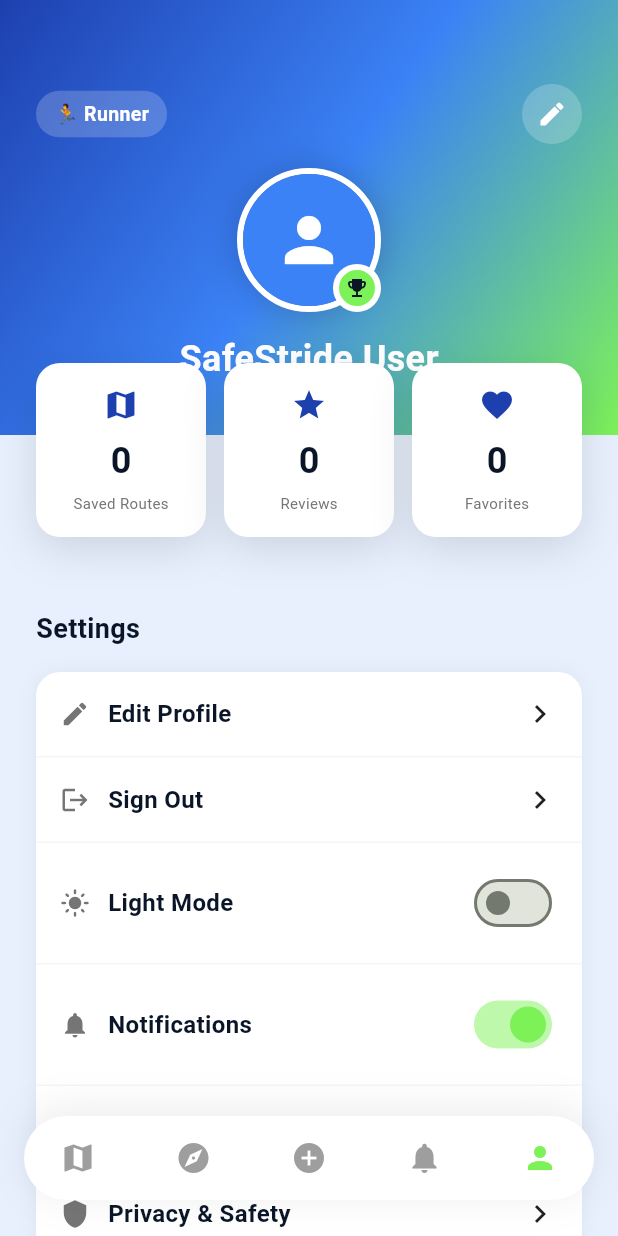
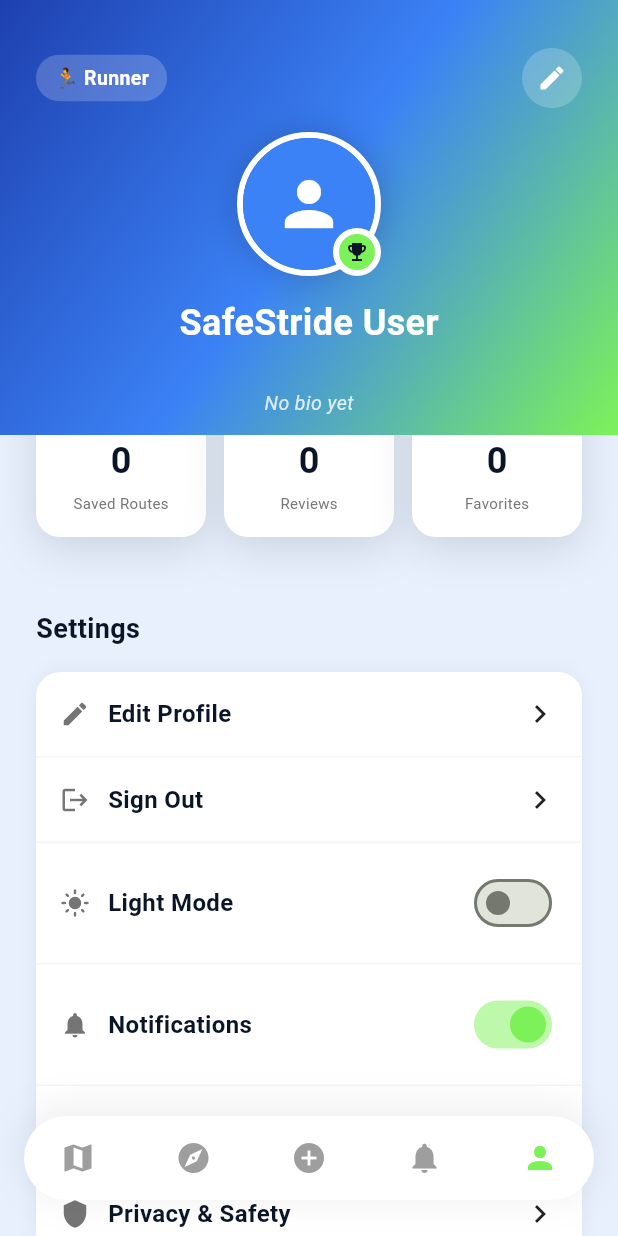
Before and after one commit to kalviumcommunity/S84-0226-SafeStride-Flutter-Firebase-Aura, a Flutter app: the screen it shows once a user with an empty profile is signed in, item 5 of the bottom bar chosen, on a phone screen of 412 x 824 dp. Run offline on Flutter 3.47's test engine with Material 3 defaults, Android fonts, the phone set to English and light mode, and no system bars; our stand-ins replace cloud_firestore, firebase_auth, firebase_core, firebase_storage, flutter_svg, geolocator and 2 more; missing offline and left inert: dart:html; accounts and stored records are empty; Roboto replaces fonts that are missing (Poppins).

Commit message:
feat: Refactor profile screen to dynamically fetch user data and saved routes from Firestore, adding `RouteModel.fromMap`.

```diff
--- a/lib/models/route_model.dart
+++ b/lib/models/route_model.dart
@@ -40,6 +40,26 @@ class RouteModel {
     this.latitude,
     this.longitude,
   });
+
+  factory RouteModel.fromMap(Map<String, dynamic> map) {
+    return RouteModel(
+      id: map['id'] as int? ?? 0,
+      name: map['name'] as String? ?? 'Unknown Route',
+      category: map['category'] as String? ?? 'Mixed',
+      distance: map['distance'] as String? ?? '0 km',
+      safety: map['safety'] as int? ?? 50,
+      lighting: map['lighting'] as String? ?? 'Average',
+      traffic: map['traffic'] as String? ?? 'Average',
+      crowd: map['crowd'] as String? ?? 'Average',
+      reviews: map['reviews'] as int? ?? 0,
+      rating: (map['rating'] as num?)?.toDouble() ?? 0.0,
+      image: map['image'] as String? ?? '',
+      emoji: map['emoji'] as String? ?? '📍',
+      tag: map['tag'] as String?,
+      latitude: (map['latitude'] as num?)?.toDouble(),
+      longitude: (map['longitude'] as num?)?.toDouble(),
+    );
+  }
 }
 
 class Review {
--- a/lib/screens/profile_screen.dart
+++ b/lib/screens/profile_screen.dart
@@ -1,11 +1,12 @@
 import 'package:flutter/material.dart';
 import 'package:firebase_auth/firebase_auth.dart';
 import '../constants/app_colors.dart';
-import '../constants/mock_data.dart';
 import '../models/user_model.dart';
 import '../services/auth_service.dart';
 import '../services/user_preferences_service.dart';
 import 'edit_profile_screen.dart';
+import 'package:cloud_firestore/cloud_firestore.dart';
+import '../models/route_model.dart';
 
 /// Profile tab — streams the user's Firestore profile in real time and renders
 /// stats, settings, and saved routes.
@@ -62,19 +63,227 @@ class _ProfileScreenState extends State<ProfileScreen> {
   // ── Main Body ────────────────────────────────────────────────────────────
   Widget _buildBody(BuildContext context, UserModel user) {
     final dark = widget.isDarkMode;
-    final displayName =
-        user.displayName.isNotEmpty ? user.displayName : 'SafeStride User';
-    final bio = user.bio.isNotEmpty ? user.bio : 'No bio yet';
     final activityLabel =
         user.activityType == 'cyclist' ? '🚴 Cyclist' : '🏃 Runner';
 
     return Scaffold(
       backgroundColor: dark ? AppColors.darkBlue : AppColors.lightBackground,
-      body: Column(
+      body: CustomScrollView(
+        slivers: [
+          // ── Premium Sliver Header ──
+          _buildSliverHeader(context, user, activityLabel, dark),
+
+          // ── Stats Cards Row ──
+          SliverToBoxAdapter(
+            child: Transform.translate(
+              offset: const Offset(0, -48),
+              child: Padding(
+                padding: const EdgeInsets.symmetric(horizontal: 24),
+                child: Row(
                   children: [
-          // ── Header with Gradient ──
-          Container(
-            height: 290,
+                    Expanded(
+                        child: _buildStatCard(
+                            Icons.map, '${user.savedRoutesCount}', 'Saved Routes', dark)),
+                    const SizedBox(width: 12),
+                    Expanded(
+                        child: _buildStatCard(
+                            Icons.star, '${user.reviewsCount}', 'Reviews', dark)),
+                    const SizedBox(width: 12),
+                    Expanded(
+                        child: _buildStatCard(
+                            Icons.favorite, '${user.favoritesCount}', 'Favorites', dark)),
+                  ],
+                ),
+              ),
+            ),
+          ),
+
+          // ── Settings Section ──
+          SliverToBoxAdapter(
+            child: Padding(
+              padding: const EdgeInsets.fromLTRB(24, 0, 24, 16),
+              child: Text(
+                'Settings',
+                style: TextStyle(
+                  fontSize: 18,
+                  fontWeight: FontWeight.bold,
+                  color: dark ? Colors.white : AppColors.textDark,
+                ),
+              ),
+            ),
+          ),
+          SliverToBoxAdapter(
+            child: Padding(
+              padding: const EdgeInsets.fromLTRB(24, 0, 24, 32),
+              child: Container(
+                decoration: BoxDecoration(
+                  color: dark ? AppColors.mediumBlue : Colors.white,
+                  borderRadius: BorderRadius.circular(16),
+                  boxShadow: [
+                    BoxShadow(
+                      color: Colors.black.withOpacity(dark ? 0.3 : 0.05),
+                      blurRadius: 10,
+                    ),
+                  ],
+                ),
+                child: Column(
+                  children: [
+                    _buildSettingItem(
+                      icon: Icons.edit,
+                      title: 'Edit Profile',
+                      trailing: const Icon(Icons.chevron_right),
+                      onTap: () => _openEditProfile(user),
+                      dark: dark,
+                    ),
+                    _buildDivider(dark),
+                    _buildSettingItem(
+                      icon: Icons.logout,
+                      title: 'Sign Out',
+                      trailing: const Icon(Icons.chevron_right),
+                      onTap: () async {
+                        await AuthService().logout();
+                      },
+                      dark: dark,
+                    ),
+                    _buildDivider(dark),
+                    _buildSettingItem(
+                      icon: dark ? Icons.dark_mode : Icons.light_mode,
+                      title: dark ? 'Dark Mode' : 'Light Mode',
+                      trailing: Switch(
+                        value: dark,
+                        onChanged: (_) => widget.onToggleDarkMode(),
+                        activeThumbColor: AppColors.neonGreen,
+                      ),
+                      onTap: widget.onToggleDarkMode,
+                      dark: dark,
+                    ),
+                    _buildDivider(dark),
+                    _buildSettingItem(
+                      icon: Icons.notifications,
+                      title: 'Notifications',
+                      trailing: Switch(
+                        value: user.notificationsEnabled,
+                        onChanged: (v) async {
+                          await _prefsSvc.toggleNotifications(user.uid, v);
+                        },
+                        activeThumbColor: AppColors.neonGreen,
+                      ),
+                      dark: dark,
+                    ),
+                    _buildDivider(dark),
+                    _buildSettingItem(
+                      icon: Icons.speed,
+                      title: 'Max Distance: ${user.preferredDistance.toStringAsFixed(0)} km',
+                      trailing: const Icon(Icons.chevron_right),
+                      onTap: () => _openEditProfile(user),
+                      dark: dark,
+                    ),
+                    _buildDivider(dark),
+                    _buildSettingItem(
+                      icon: Icons.shield,
+                      title: 'Privacy & Safety',
+                      trailing: const Icon(Icons.chevron_right),
+                      dark: dark,
+                    ),
+                  ],
+                ),
+              ),
+            ),
+          ),
+
+          // ── Saved Routes Header ──
+          SliverToBoxAdapter(
+            child: Padding(
+              padding: const EdgeInsets.fromLTRB(24, 0, 24, 16),
+              child: Text(
+                'Saved Routes',
+                style: TextStyle(
+                  fontSize: 18,
+                  fontWeight: FontWeight.bold,
+                  color: dark ? Colors.white : AppColors.textDark,
+                ),
+              ),
+            ),
+          ),
+
+          // ── Saved Routes Dynamic List ──
+          SliverToBoxAdapter(
+            child: StreamBuilder<QuerySnapshot>(
+              stream: _prefsSvc.savedRoutesStream(user.uid),
+              builder: (context, snapshot) {
+                if (snapshot.connectionState == ConnectionState.waiting) {
+                  return const Center(child: CircularProgressIndicator());
+                }
+                if (!snapshot.hasData || snapshot.data!.docs.isEmpty) {
+                  return Padding(
+                    padding: const EdgeInsets.symmetric(horizontal: 24, vertical: 32),
+                    child: Center(
+                      child: Text(
+                        'No saved routes yet. Explore the map to save some!',
+                        style: TextStyle(
+                          color: dark ? Colors.grey[400] : Colors.grey[600],
+                        ),
+                        textAlign: TextAlign.center,
+                      ),
+                    ),
+                  );
+                }
+
+                final docs = snapshot.data!.docs;
+                return ListView.builder(
+                  shrinkWrap: true,
+                  physics: const NeverScrollableScrollPhysics(),
+                  padding: const EdgeInsets.fromLTRB(24, 0, 24, 100),
+                  itemCount: docs.length,
+                  itemBuilder: (context, index) {
+                    final data = docs[index].data() as Map<String, dynamic>;
+                    try {
+                      final route = RouteModel.fromMap(data);
+                      return _buildSavedRouteCard(route, dark);
+                    } catch (e) {
+                      return const SizedBox.shrink();
+                    }
+                  },
+                );
+              },
+            ),
+          ),
+        ],
+      ),
+    );
+  }
+
+  Widget _buildSliverHeader(BuildContext context, UserModel user, String activityLabel, bool dark) {
+    final displayName = user.displayName.isNotEmpty ? user.displayName : 'SafeStride User';
+    final bio = user.bio.isNotEmpty ? user.bio : 'No bio yet';
+
+    return SliverAppBar(
+      expandedHeight: 290.0,
+      floating: false,
+      pinned: true,
+      elevation: 0,
+      backgroundColor: AppColors.primaryBlue,
+      flexibleSpace: FlexibleSpaceBar(
+        titlePadding: const EdgeInsets.only(left: 20, bottom: 16),
+        title: LayoutBuilder(
+          builder: (context, constraints) {
+            // When completely collapsed, max height is toolbarHeight + topPadding
+            // AppBar's default height is 56. Let's approximate based on constraints.
+            final top = constraints.biggest.height;
+            final isCollapsed = top <= MediaQuery.of(context).padding.top + 70;
+            return isCollapsed
+                ? Text(
+                    displayName,
+                    style: const TextStyle(
+                      color: Colors.white,
+                      fontSize: 18,
+                      fontWeight: FontWeight.bold,
+                    ),
+                  )
+                : const SizedBox.shrink();
+          },
+        ),
+        background: Container(
           decoration: const BoxDecoration(
             gradient: LinearGradient(
               colors: [
@@ -88,7 +297,7 @@ class _ProfileScreenState extends State<ProfileScreen> {
           ),
           child: Column(
             children: [
-                const SizedBox(height: 56),
+              SizedBox(height: MediaQuery.of(context).padding.top + 32),
               // Settings / Edit button
               Padding(
                 padding: const EdgeInsets.symmetric(horizontal: 24),
@@ -97,8 +306,7 @@ class _ProfileScreenState extends State<ProfileScreen> {
                   children: [
                     // Activity badge
                     Container(
-                        padding: const EdgeInsets.symmetric(
-                            horizontal: 12, vertical: 6),
+                      padding: const EdgeInsets.symmetric(horizontal: 12, vertical: 6),
                       decoration: BoxDecoration(
                         color: Colors.white.withOpacity(0.2),
                         borderRadius: BorderRadius.circular(20),
@@ -108,7 +316,8 @@ class _ProfileScreenState extends State<ProfileScreen> {
                         style: const TextStyle(
                           color: Colors.white,
                           fontWeight: FontWeight.w600,
-                              fontSize: 13),
+                          fontSize: 13,
+                        ),
                       ),
                     ),
                     // Edit profile icon
@@ -121,8 +330,7 @@ class _ProfileScreenState extends State<ProfileScreen> {
                           color: Colors.white.withOpacity(0.2),
                           shape: BoxShape.circle,
                         ),
-                          child: const Icon(Icons.edit,
-                              color: Colors.white, size: 20),
+                        child: const Icon(Icons.edit, color: Colors.white, size: 20),
                       ),
                     ),
                   ],
@@ -148,8 +356,7 @@ class _ProfileScreenState extends State<ProfileScreen> {
                     child: ClipOval(
                       child: Container(
                         color: AppColors.skyBlue,
-                          child: const Icon(Icons.person,
-                              size: 48, color: Colors.white),
+                        child: const Icon(Icons.person, size: 48, color: Colors.white),
                       ),
                     ),
                   ),
@@ -164,8 +371,7 @@ class _ProfileScreenState extends State<ProfileScreen> {
                         shape: BoxShape.circle,
                         border: Border.all(color: Colors.white, width: 4),
                       ),
-                        child: const Icon(Icons.emoji_events,
-                            size: 16, color: AppColors.textDark),
+                      child: const Icon(Icons.emoji_events, size: 16, color: AppColors.textDark),
                     ),
                   ),
                 ],
@@ -182,8 +388,7 @@ class _ProfileScreenState extends State<ProfileScreen> {
               const SizedBox(height: 4),
               Text(
                 user.email,
-                  style: TextStyle(
-                      fontSize: 13, color: Colors.white.withOpacity(0.75)),
+                style: TextStyle(fontSize: 13, color: Colors.white.withOpacity(0.75)),
               ),
               const SizedBox(height: 4),
               Text(
@@ -191,163 +396,15 @@ class _ProfileScreenState extends State<ProfileScreen> {
                 style: TextStyle(
                   fontSize: 13,
                   color: Colors.white.withOpacity(0.8),
-                      fontStyle: FontStyle.italic),
+                  fontStyle: FontStyle.italic,
+                ),
               ),
             ],
           ),
         ),
-
-          // ── Stats Cards ──
-          Transform.translate(
-            offset: const Offset(0, -48),
-            child: Padding(
-              padding: const EdgeInsets.symmetric(horizontal: 24),
-              child: Row(
-                children: [
-                  Expanded(
-                      child: _buildStatCard(Icons.map,
-                          '${user.savedRoutesCount}', 'Saved Routes')),
-                  const SizedBox(width: 12),
-                  Expanded(
-                      child: _buildStatCard(
-                          Icons.star, '${user.reviewsCount}', 'Reviews')),
-                  const SizedBox(width: 12),
-                  Expanded(
-                      child: _buildStatCard(Icons.favorite,
-                          '${user.favoritesCount}', 'Favorites')),
-                ],
-              ),
-            ),
-          ),
-
-          // ── Settings + Saved Routes list ──
-          Expanded(
-            child: ListView.builder(
-              padding: const EdgeInsets.symmetric(horizontal: 24),
-              itemCount: MockData.routes.length + 4,
-              itemBuilder: (context, index) {
-                // Settings header
-                if (index == 0) {
-                  return Padding(
-                    padding: const EdgeInsets.only(bottom: 16),
-                    child: Text(
-                      'Settings',
-                      style: TextStyle(
-                        fontSize: 18,
-                        fontWeight: FontWeight.bold,
-                        color: dark ? Colors.white : AppColors.textDark,
-                      ),
       ),
     );
   }
-
-                // Settings card
-                if (index == 1) {
-                  return Padding(
-                    padding: const EdgeInsets.only(bottom: 32),
-                    child: Container(
-                      decoration: BoxDecoration(
-                        color: dark ? AppColors.mediumBlue : Colors.white,
-                        borderRadius: BorderRadius.circular(16),
-                        boxShadow: [
-                          BoxShadow(
-                            color: Colors.black.withOpacity(0.05),
-                            blurRadius: 10,
-                          ),
-                        ],
-                      ),
-                      child: Column(
-                        children: [
-                          _buildSettingItem(
-                            icon: Icons.edit,
-                            title: 'Edit Profile',
-                            trailing: const Icon(Icons.chevron_right),
-                            onTap: () => _openEditProfile(user),
-                          ),
-                          _buildDivider(),
-                          _buildSettingItem(
-                            icon: Icons.logout,
-                            title: 'Sign Out',
-                            trailing: const Icon(Icons.chevron_right),
-                            onTap: () async {
-                              await AuthService().logout();
-                            },
-                          ),
-                          _buildDivider(),
-                          _buildSettingItem(
-                            icon: dark ? Icons.dark_mode : Icons.light_mode,
-                            title: dark ? 'Dark Mode' : 'Light Mode',
-                            trailing: Switch(
-                              value: dark,
-                              onChanged: (_) => widget.onToggleDarkMode(),
-                              activeThumbColor: AppColors.neonGreen,
-                            ),
-                            onTap: widget.onToggleDarkMode,
-                          ),
-                          _buildDivider(),
-                          _buildSettingItem(
-                            icon: Icons.notifications,
-                            title: 'Notifications',
-                            trailing: Switch(
-                              value: user.notificationsEnabled,
-                              onChanged: (v) async {
-                                await _prefsSvc.toggleNotifications(
-                                    user.uid, v);
-                              },
-                              activeThumbColor: AppColors.neonGreen,
-                            ),
-                          ),
-                          _buildDivider(),
-                          _buildSettingItem(
-                            icon: Icons.speed,
-                            title:
-                                'Max Distance: ${user.preferredDistance.toStringAsFixed(0)} km',
-                            trailing: const Icon(Icons.chevron_right),
-                            onTap: () => _openEditProfile(user),
-                          ),
-                          _buildDivider(),
-                          _buildSettingItem(
-                            icon: Icons.shield,
-                            title: 'Privacy & Safety',
-                            trailing: const Icon(Icons.chevron_right),
-                          ),
-                        ],
-                      ),
-                    ),
-                  );
-                }
-
-                // Saved Routes header
-                if (index == 2) {
-                  return Padding(
-                    padding: const EdgeInsets.only(bottom: 16),
-                    child: Text(
-                      'Saved Routes',
-                      style: TextStyle(
-                        fontSize: 18,
-                        fontWeight: FontWeight.bold,
-                        color: dark ? Colors.white : AppColors.textDark,
-                      ),
-                    ),
-                  );
-                }
-
-                // Bottom spacing
-                if (index == MockData.routes.length + 3) {
-                  return const SizedBox(height: 100);
-                }
-
-                // Saved route cards
-                final route = MockData.routes[index - 3];
-                return _buildSavedRouteCard(route);
-              },
-            ),
-          ),
-        ],
-      ),
-    );
-  }
-
   // ── Navigation ───────────────────────────────────────────────────────────
   void _openEditProfile(UserModel user) async {
     await Navigator.push(
@@ -362,8 +419,7 @@ class _ProfileScreenState extends State<ProfileScreen> {
   }
 
   // ── Helper Widgets ───────────────────────────────────────────────────────
-  Widget _buildStatCard(IconData icon, String value, String label) {
-    final dark = widget.isDarkMode;
+  Widget _buildStatCard(IconData icon, String value, String label, bool dark) {
     return Container(
       padding: const EdgeInsets.all(16),
       decoration: BoxDecoration(
@@ -409,8 +465,8 @@ class _ProfileScreenState extends State<ProfileScreen> {
     required String title,
     Widget? trailing,
     VoidCallback? onTap,
+    required bool dark,
   }) {
-    final dark = widget.isDarkMode;
     return InkWell(
       onTap: onTap,
       child: Padding(
@@ -437,16 +493,15 @@ class _ProfileScreenState extends State<ProfileScreen> {
     );
   }
 
-  Widget _buildDivider() {
+  Widget _buildDivider(bool dark) {
     return Divider(
       height: 1,
       thickness: 1,
-      color: widget.isDarkMode ? AppColors.lightBlue : Colors.grey[100],
+      color: dark ? AppColors.lightBlue : Colors.grey[100],
     );
   }
 
-  Widget _buildSavedRouteCard(route) {
-    final dark = widget.isDarkMode;
+  Widget _buildSavedRouteCard(RouteModel route, bool dark) {
     return Container(
       margin: const EdgeInsets.only(bottom: 12),
       padding: const EdgeInsets.all(16),
```
Also changed, not shown: pubspec.lock. Lines whose indentation alone changed are shown as unchanged.
